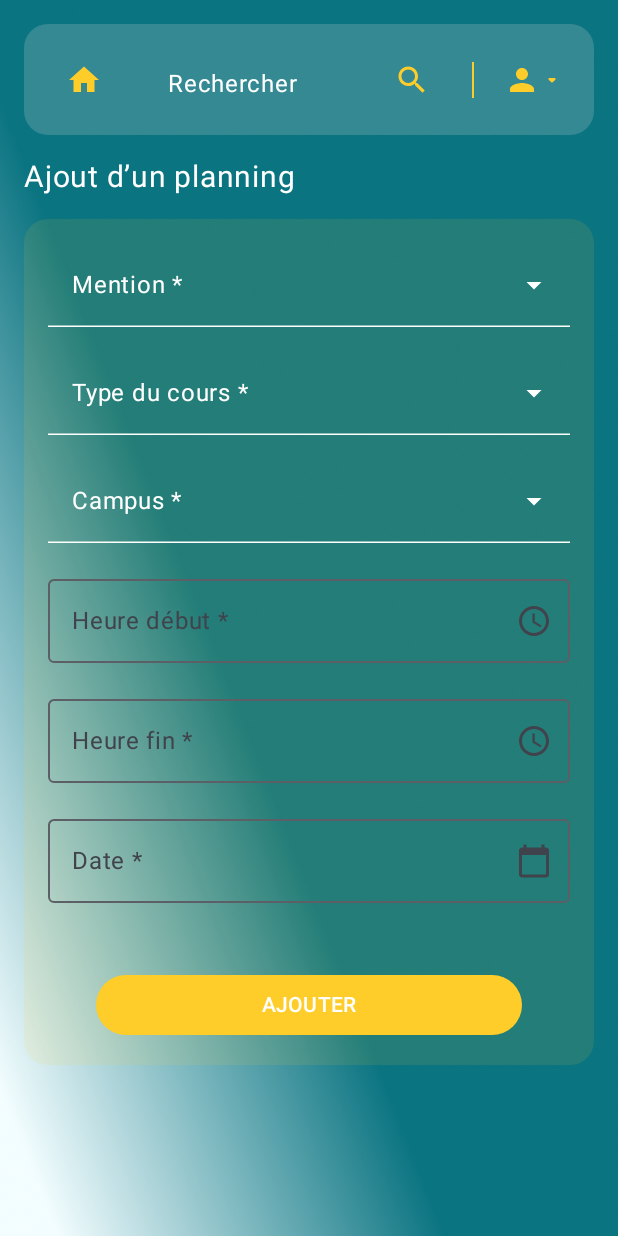
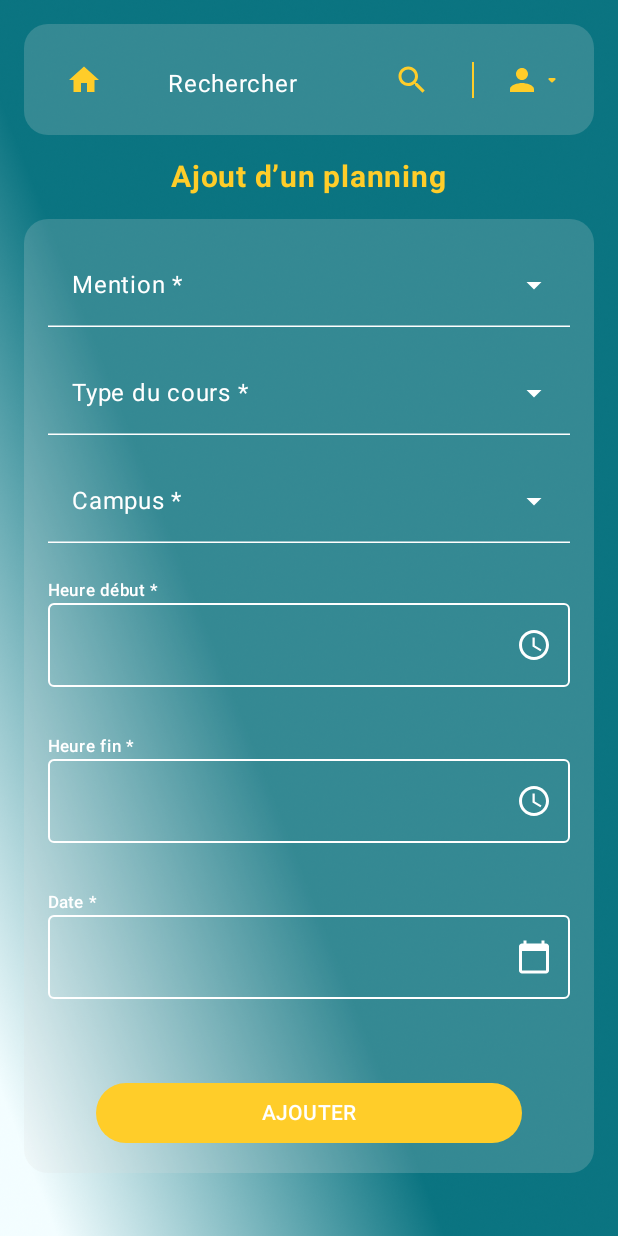
Before and after one commit to AhmedouSalem/Educonnect_Front, an Android app built with Jetpack Compose: the AddPlanningScreen screen opened through its navigation route, on a phone screen of 412 x 824 dp. Run offline under Robolectric (Android 15) with nearby library versions, the phone set to English and light mode, and no system bars.

Commit message:
Add Planning, final retouch

```diff
--- a/app/src/main/java/com/educonnect/di/NetworkModule.kt
+++ b/app/src/main/java/com/educonnect/di/NetworkModule.kt
@@ -5,7 +5,6 @@ import com.educonnect.repository.AuthService
 import com.educonnect.repository.BuildingService
 import com.educonnect.repository.CampusService
 import com.educonnect.repository.CourseService
-import com.educonnect.repository.MentionService
 import com.educonnect.repository.ParcoursService
 import com.educonnect.repository.PlanningService
 import com.educonnect.repository.SalleService
@@ -61,11 +60,6 @@ object NetworkModule {
     val salleService: SalleService = retrofit.create(SalleService::class.java)
 
     /**
-     * Mention Service
-     */
-    val mentionService: MentionService = retrofit.create(MentionService::class.java)
-
-    /**
      * Parcours Service
      */
     val parcoursService: ParcoursService = retrofit.create(ParcoursService::class.java)
--- a/app/src/main/java/com/educonnect/repository/MentionRepository.kt
+++ b/app/src/main/java/com/educonnect/repository/MentionRepository.kt
@@ -7,13 +7,13 @@ import kotlinx.coroutines.withContext
 import java.io.IOException
 
 class MentionRepository {
+    private val userService = NetworkModule.userApi
 
-    private val mentionService = NetworkModule.mentionService
 
     suspend fun getAllMentions(): List<String> {
         return withContext(Dispatchers.IO) {
             try {
-                val response = mentionService.getAllMentions()
+                val response = userService.getMentions()
                 if (response.isSuccessful) {
                     response.body()?.mapNotNull { it.intitule } ?: emptyList()
                 } else {
--- a/app/src/main/java/com/educonnect/repository/MentionService.kt
+++ /dev/null
@@ -1,11 +0,0 @@
-package com.educonnect.repository
-
-import com.educonnect.model.MentionDto
-import retrofit2.Response
-import retrofit2.http.GET
-
-interface MentionService {
-
-    @GET("api/mention/mentions")
-    suspend fun getAllMentions(): Response<List<MentionDto>>
-}
--- a/app/src/main/java/com/educonnect/ui/components/CustomDatePicker.kt
+++ b/app/src/main/java/com/educonnect/ui/components/CustomDatePicker.kt
@@ -2,13 +2,16 @@ package com.educonnect.ui.components
 
 import android.app.DatePickerDialog
 import androidx.compose.foundation.clickable
-import androidx.compose.foundation.layout.fillMaxWidth
+import androidx.compose.foundation.layout.*
 import androidx.compose.material.icons.Icons
 import androidx.compose.material.icons.filled.CalendarToday
 import androidx.compose.material3.*
 import androidx.compose.runtime.Composable
 import androidx.compose.ui.Modifier
+import androidx.compose.ui.graphics.Color
 import androidx.compose.ui.platform.LocalContext
+import androidx.compose.ui.unit.dp
+import com.educonnect.ui.theme.Secondary
 import java.util.*
 
 @Composable
@@ -29,21 +32,36 @@ fun CustomDatePicker(
             val formattedDate = String.format("%04d-%02d-%02d", selectedYear, selectedMonth + 1, selectedDay)
             onDateSelected(formattedDate)
         },
-        year,
-        month,
-        day
+        year, month, day
     )
 
-    OutlinedTextField(
-        value = date,
-        onValueChange = {},
-        label = { Text("$label *") },
-        readOnly = true,
-        trailingIcon = {
-            Icon(Icons.Default.CalendarToday, contentDescription = "Sélecteur de date")
-        },
+    Column(
         modifier = Modifier
             .fillMaxWidth()
             .clickable { datePickerDialog.show() }
-    )
+            .padding(vertical = 8.dp)
+    ) {
+        Text(text = "$label *", color = Secondary, style = MaterialTheme.typography.labelSmall)
+
+        OutlinedTextField(
+            value = date,
+            onValueChange = {},
+            readOnly = true,
+            enabled = false,
+            modifier = Modifier.fillMaxWidth(),
+            trailingIcon = {
+                Icon(
+                    imageVector = Icons.Default.CalendarToday,
+                    contentDescription = "Date Picker",
+                    tint = Secondary
+                )
+            },
+            colors = TextFieldDefaults.colors(
+                disabledContainerColor = Color.Transparent,
+                disabledTextColor = Secondary,
+                disabledIndicatorColor = Secondary,
+                disabledLabelColor = Secondary
+            )
+        )
+    }
 }
--- a/app/src/main/java/com/educonnect/ui/components/CustomTimePicker.kt
+++ b/app/src/main/java/com/educonnect/ui/components/CustomTimePicker.kt
@@ -7,10 +7,11 @@ import androidx.compose.material.icons.Icons
 import androidx.compose.material.icons.filled.AccessTime
 import androidx.compose.material3.*
 import androidx.compose.runtime.Composable
-import androidx.compose.ui.Alignment
 import androidx.compose.ui.Modifier
+import androidx.compose.ui.graphics.Color
 import androidx.compose.ui.platform.LocalContext
 import androidx.compose.ui.unit.dp
+import com.educonnect.ui.theme.Secondary
 import java.util.*
 
 @Composable
@@ -35,19 +36,33 @@ fun CustomTimePicker(
         true
     )
 
+    Column(
+        modifier = Modifier
+            .fillMaxWidth()
+            .clickable { timePickerDialog.show() }
+            .padding(vertical = 8.dp)
+    ) {
+        Text(text = "$label *", color = Secondary, style = MaterialTheme.typography.labelSmall)
+
         OutlinedTextField(
             value = time,
             onValueChange = {},
-        label = { Text("$label *") },
             readOnly = true,
+            enabled = false,
+            modifier = Modifier.fillMaxWidth(),
             trailingIcon = {
                 Icon(
                     imageVector = Icons.Default.AccessTime,
-                contentDescription = "Sélecteur d'heure"
+                    contentDescription = "Time Picker",
+                    tint = Secondary
                 )
             },
-        modifier = Modifier
-            .fillMaxWidth()
-            .clickable { timePickerDialog.show() }
+            colors = TextFieldDefaults.colors(
+                disabledContainerColor = Color.Transparent,
+                disabledTextColor = Secondary,
+                disabledIndicatorColor = Secondary,
+                disabledLabelColor = Secondary
+            )
         )
     }
+}
--- a/app/src/main/java/com/educonnect/ui/planning/AddPlanningScreen.kt
+++ b/app/src/main/java/com/educonnect/ui/planning/AddPlanningScreen.kt
@@ -20,6 +20,7 @@ import androidx.compose.ui.unit.sp
 import com.educonnect.R
 import com.educonnect.di.Injection
 import com.educonnect.ui.components.*
+import com.educonnect.ui.theme.OnPrimaryOpacity
 import com.educonnect.ui.theme.Primary
 import com.educonnect.ui.theme.Secondary
 import kotlinx.coroutines.launch
@@ -92,8 +93,10 @@ fun AddPlanningScreen(
                 modifier = Modifier
                     .fillMaxSize()
                     .verticalScroll(scrollState)
+                    .clip(RoundedCornerShape(16.dp)),
+                horizontalAlignment = Alignment.CenterHorizontally
             ) {
-                Text("Ajout d’un planning", fontSize = 20.sp, color = Secondary)
+                CustomAdminAddPageTitleTextView(text = "Ajout d’un planning")
 
                 Spacer(modifier = Modifier.height(16.dp))
 
@@ -101,7 +104,7 @@ fun AddPlanningScreen(
                     modifier = Modifier
                         .fillMaxWidth()
                         .clip(RoundedCornerShape(16.dp))
-                        .background(Primary.copy(alpha = 0.1f))
+                        .background(OnPrimaryOpacity.copy(alpha = 0.2F))
                         .padding(16.dp),
                     verticalArrangement = Arrangement.spacedBy(16.dp)
                 ) {
@@ -140,10 +143,8 @@ fun AddPlanningScreen(
 
                     // Heure début
                     CustomTimePicker(label = "Heure début", time = heureDebut) { viewModel.onHeureDebutChange(it) }
-
-                    // Heure fin
+                    // Heur fin
                     CustomTimePicker(label = "Heure fin", time = heureFin) { viewModel.onHeureFinChange(it) }
-
                     // Date
                     CustomDatePicker(label = "Date", date = date) { viewModel.onDateChange(it) }
 
```
Lines whose indentation alone changed are shown as unchanged.
